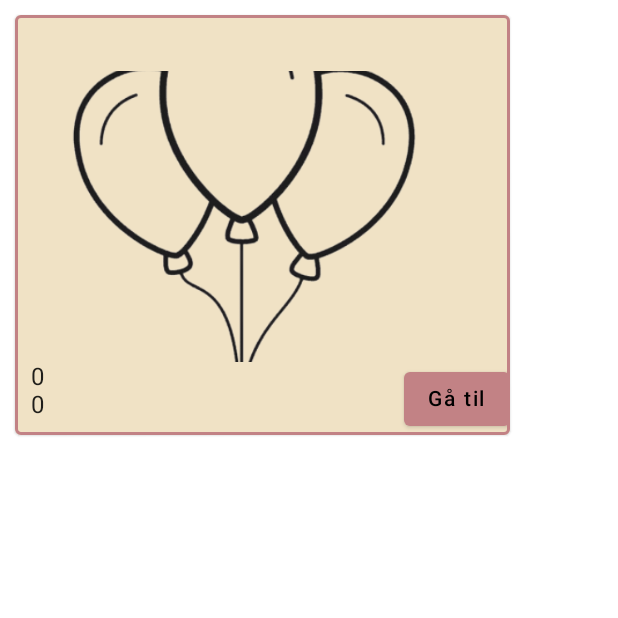
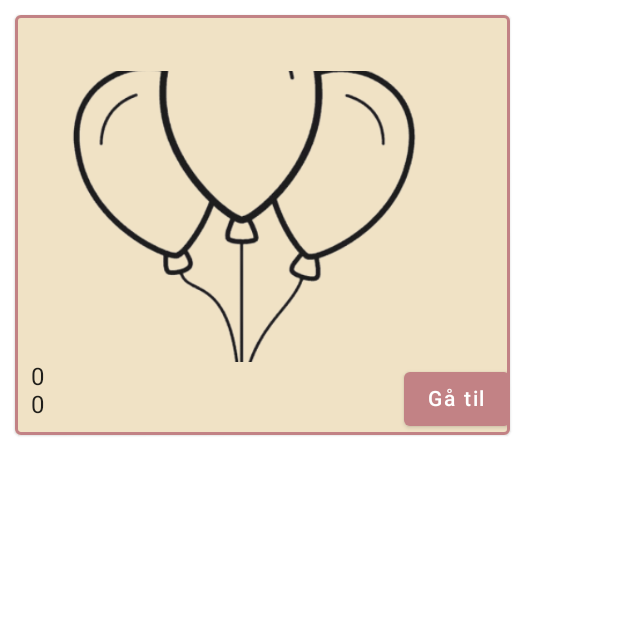
Before and after one commit to SiGoldbach/PartyPlanner, an Android app built with Jetpack Compose: the composable EventComposer shown on its own in the app's theme, on a phone screen of 412 x 824 dp, the top half of it. Run offline under Robolectric (Android 15) with nearby library versions, the phone set to English and light mode, and no system bars; our stand-ins replace Firebase (no records; nobody signed in at launch, a user with empty details on screens opened directly); 5 statements that could not run were skipped.

Commit message:
Changed text color

```diff
--- a/app/src/main/java/com/example/partyplanner/ui/theme/screens/ComingEventsScreen.kt
+++ b/app/src/main/java/com/example/partyplanner/ui/theme/screens/ComingEventsScreen.kt
@@ -133,7 +133,7 @@ fun EventComposer(event: Event, navController: NavHostController, viewModelOnApp
                     },
                     colors = ButtonDefaults.buttonColors(backgroundColor = dustyRose)
                 ) {
-                    Text(text = "Gå til")
+                    Text(text = "Gå til", color = Color.White)
 
                 }
 
```
